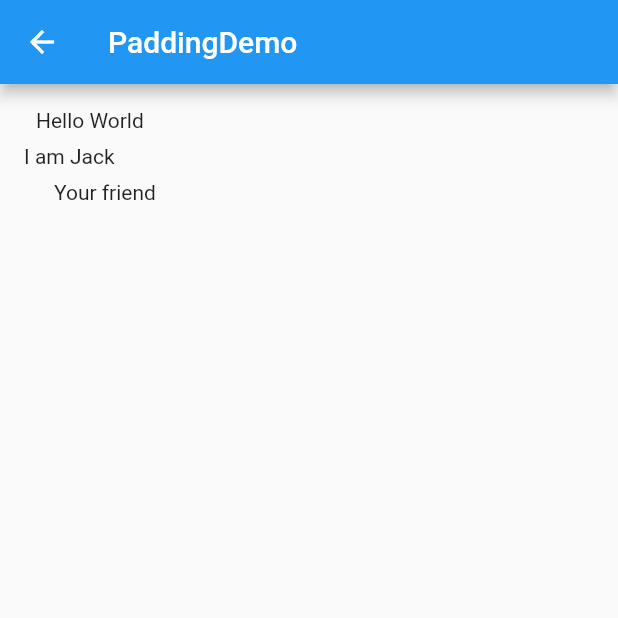
After one commit to Super-Crab/FlutterLearn, a Flutter app: the PaddingDemo screen opened directly, on a phone screen of 412 x 824 dp, the top half of it. The commit adds this screen. Run offline on Flutter 3.47's test engine with Material 2 defaults, Android fonts, the phone set to English and light mode, and no system bars; missing offline and left inert: flutter_webview_plugin; network calls fail.

Commit message:
add Padding demo

```diff
--- /dev/null
+++ b/lib/example/simple/containerwidgets/PaddingDemo.dart
@@ -0,0 +1,42 @@
+import 'package:flutter/material.dart';
+
+/**
+ * Description:
+ * Author:          peixuan.xie
+ * Time:            2019-05-09 11:13
+ */
+class PaddingDemo extends StatelessWidget {
+
+  static final String sName = "PaddingDemo";
+
+  @override
+  Widget build(BuildContext context) {
+    return new Scaffold(
+      appBar: new AppBar(
+        title: new Text('PaddingDemo'),
+      ),
+      body: new Container(
+        child: Padding(
+          padding: EdgeInsets.all(16.0),
+          child: Column(
+            crossAxisAlignment: CrossAxisAlignment.start,
+            children: <Widget>[
+              Padding(
+                padding: const EdgeInsets.only(left: 8.0),
+                child: Text("Hello World"),
+              ),
+              Padding(
+                padding: const EdgeInsets.symmetric(vertical: 8.0),
+                child: Text('I am Jack'),
+              ),
+              Padding(
+                padding: const EdgeInsets.fromLTRB(20.0, .0, 20.0, 20.0),
+                child: Text('Your friend'),
+              )
+            ],
+          ),
+        ),
+      )
+    );
+  }
+}
--- a/lib/page/WidgetDemo.dart
+++ b/lib/page/WidgetDemo.dart
@@ -16,6 +16,8 @@ import '../example/simple/layoutwidgets/RowAndColumnDemo.dart';
 import '../example/simple/layoutwidgets/FlexDemo.dart';
 import '../example/simple/layoutwidgets/WrapAndFlowDemo.dart';
 import '../example/simple/layoutwidgets/StackAndPositionedDemo.dart';
+
+import '../example/simple/containerwidgets/PaddingDemo.dart';
 
 import '../util/DimensUtils.dart' as DimensUtils;
 /**
@@ -65,6 +67,9 @@ class WidgetDemoState extends State<WidgetDemo> {
       new ListRouterBean(FlexDemo.sName, new FlexDemo(), []),
       new ListRouterBean(WrapAndFlowDemo.sName, new WrapAndFlowDemo(), []),
       new ListRouterBean(StackAndPositionedDemo.sName, new StackAndPositionedDemo(), []),
+    ]));
+    listData.add(new ListRouterBean("ContainerWidgets", null, [
+      new ListRouterBean(PaddingDemo.sName, new PaddingDemo(), []),
     ]));
   }
 
```
Also changed, not shown: 1 other file.
